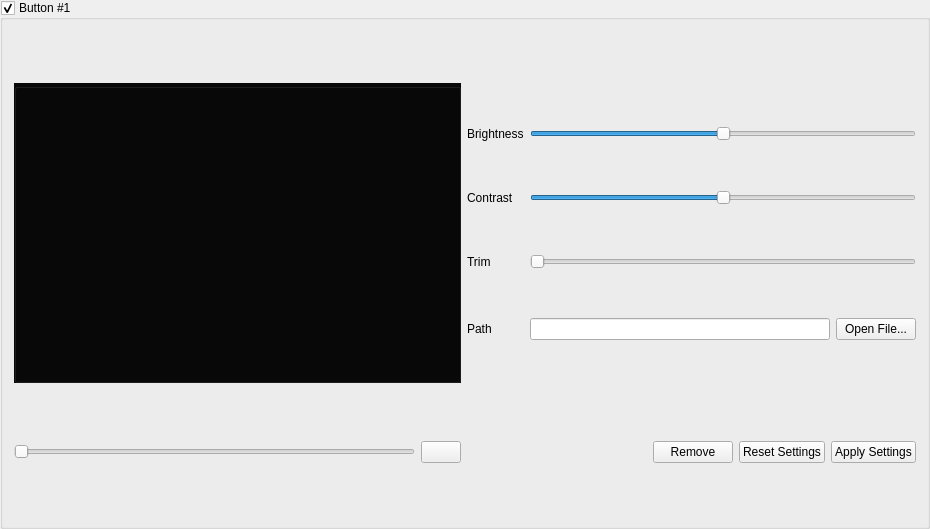
HologramHomies/ConfigurationApplication, file ConfigurationApp/button_groupbox.ui: the form before one commit.
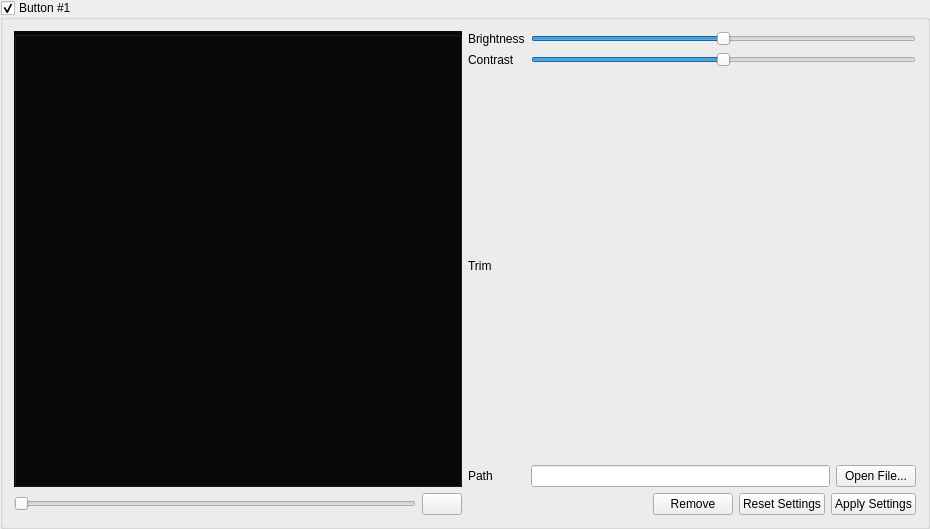
The form after the commit. Icons and pictures are not drawn.

Commit message: add 2 handles slider for trim

```diff
--- a/ConfigurationApp/button_groupbox.ui
+++ b/ConfigurationApp/button_groupbox.ui
@@ -92,31 +92,17 @@
     </layout>
    </item>
    <item row="0" column="1">
-    <layout class="QGridLayout" name="gridLayout_2" columnminimumwidth="0,300,0">
+    <layout class="QGridLayout" name="gridLayout_2">
+     <item row="3" column="2">
+      <widget class="QPushButton" name="openFile_pushButton">
+       <property name="text">
+        <string>Open File...</string>
+       </property>
+      </widget>
+     </item>
      <item row="3" column="1">
       <widget class="QLineEdit" name="path_lineEdit"/>
      </item>
-     <item row="3" column="0">
-      <widget class="QLabel" name="path_label">
-       <property name="text">
-        <string>Path</string>
-       </property>
-      </widget>
-     </item>
-     <item row="2" column="0">
-      <widget class="QLabel" name="trim_label">
-       <property name="text">
-        <string>Trim</string>
-       </property>
-      </widget>
-     </item>
-     <item row="0" column="0">
-      <widget class="QLabel" name="brightness_label">
-       <property name="text">
-        <string>Brightness</string>
-       </property>
-      </widget>
-     </item>
      <item row="1" column="0">
       <widget class="QLabel" name="constrast_label">
        <property name="text">
@@ -124,10 +110,16 @@
        </property>
       </widget>
      </item>
-     <item row="3" column="2">
-      <widget class="QPushButton" name="openFile_pushButton">
-       <property name="text">
-        <string>Open File...</string>
+     <item row="1" column="1" colspan="2">
+      <widget class="QSlider" name="contrast_slider">
+       <property name="minimum">
+        <number>-100</number>
+       </property>
+       <property name="maximum">
+        <number>100</number>
+       </property>
+       <property name="orientation">
+        <enum>Qt::Horizontal</enum>
        </property>
       </widget>
      </item>
@@ -153,25 +145,29 @@
        </property>
       </widget>
      </item>
-     <item row="1" column="1" colspan="2">
-      <widget class="QSlider" name="contrast_slider">
-       <property name="minimum">
-        <number>-100</number>
+     <item row="3" column="0">
+      <widget class="QLabel" name="path_label">
+       <property name="text">
+        <string>Path</string>
        </property>
-       <property name="maximum">
-        <number>100</number>
+      </widget>
+     </item>
+     <item row="0" column="0">
+      <widget class="QLabel" name="brightness_label">
+       <property name="text">
+        <string>Brightness</string>
        </property>
-       <property name="orientation">
-        <enum>Qt::Horizontal</enum>
+      </widget>
+     </item>
+     <item row="2" column="0">
+      <widget class="QLabel" name="trim_label">
+       <property name="text">
+        <string>Trim</string>
        </property>
       </widget>
      </item>
      <item row="2" column="1" colspan="2">
-      <widget class="QSlider" name="trim_slider">
-       <property name="orientation">
-        <enum>Qt::Horizontal</enum>
-       </property>
-      </widget>
+      <layout class="QHBoxLayout" name="trim_layout"/>
      </item>
     </layout>
    </item>
```
The commit also changes 4 other files.
